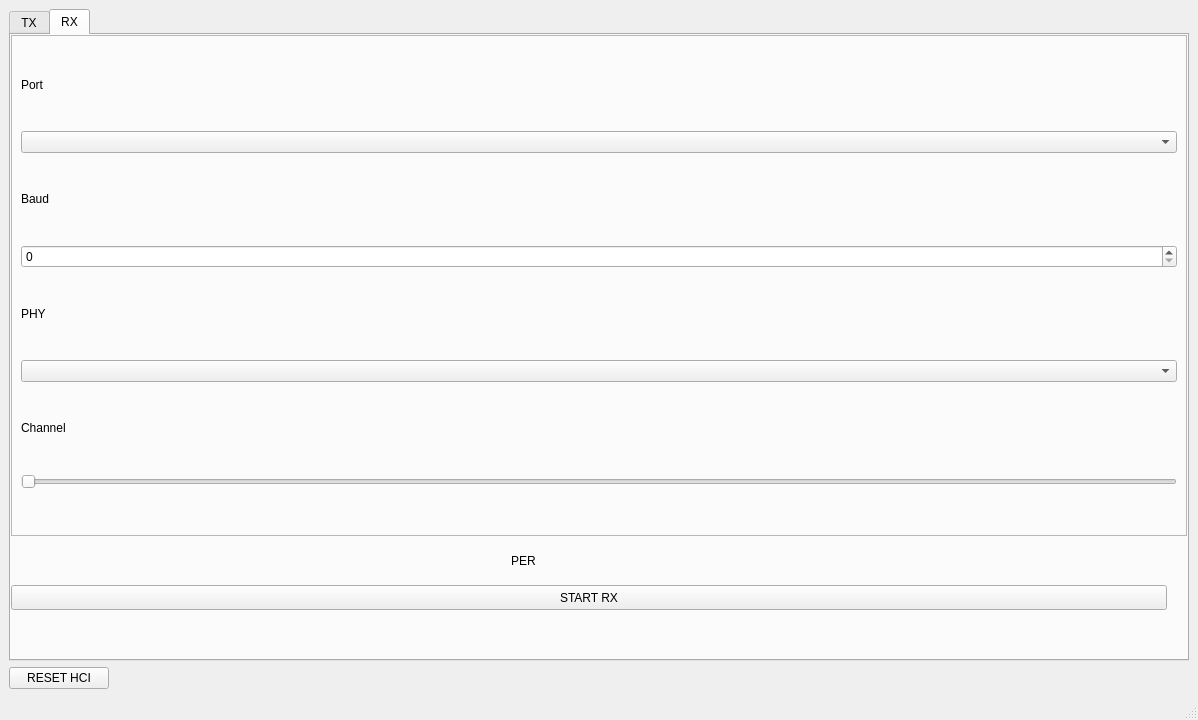
Old version of the form src/dtm/src/dtm_tool.ui in the repository Analog-Devices-MSDK/MAX-BLE-Toolkit.
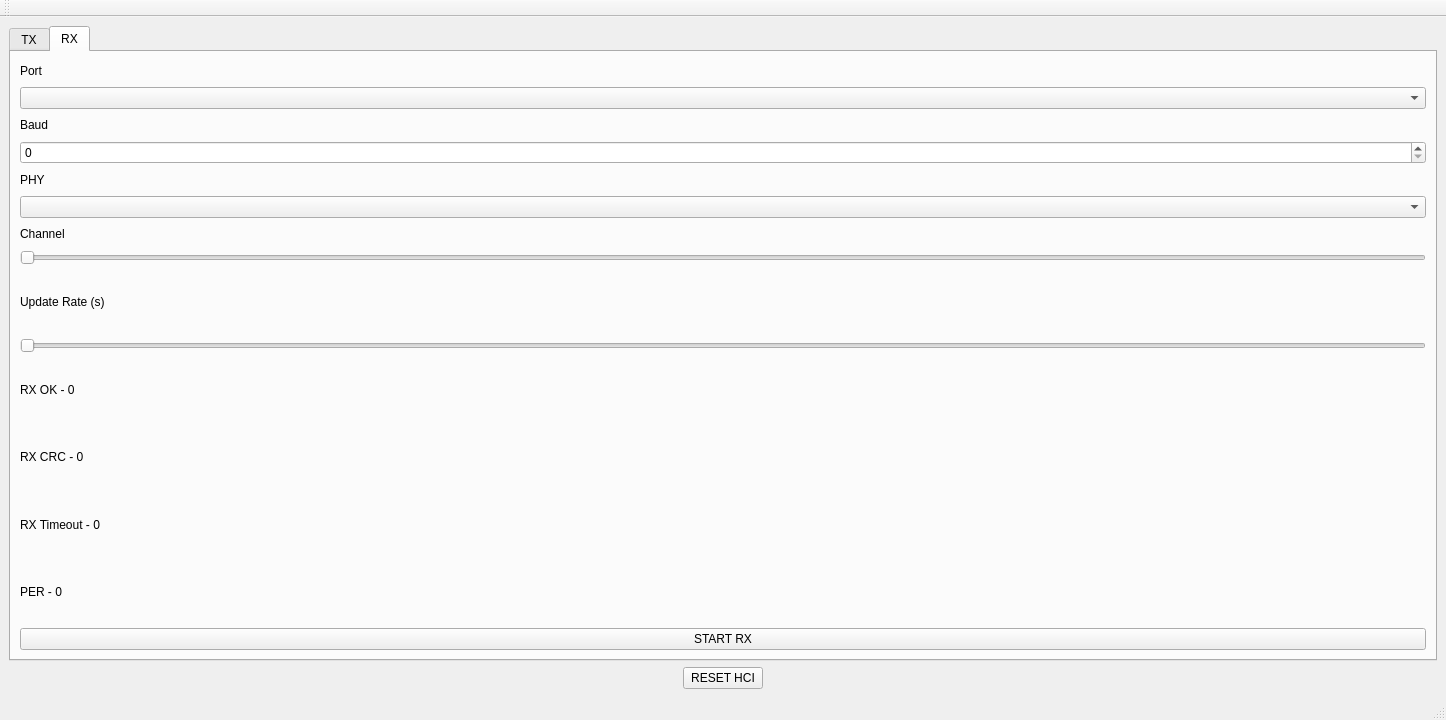
New version of the form.

Commit message: renamed dtm tool

Diff of the .ui file:
```diff
--- a/src/dtm/src/dtm_tool.ui
+++ b/src/dtm/src/dtm_tool.ui
@@ -6,7 +6,7 @@
    <rect>
     <x>0</x>
     <y>0</y>
-    <width>1198</width>
+    <width>1446</width>
     <height>720</height>
    </rect>
   </property>
@@ -216,21 +216,6 @@
            <attribute name="title">
             <string>RX</string>
            </attribute>
-           <widget class="QFrame" name="rx_input_frame">
-            <property name="geometry">
-             <rect>
-              <x>0</x>
-              <y>0</y>
-              <width>1176</width>
-              <height>501</height>
-             </rect>
-            </property>
-            <property name="frameShape">
-             <enum>QFrame::StyledPanel</enum>
-            </property>
-            <property name="frameShadow">
-             <enum>QFrame::Raised</enum>
-            </property>
             <layout class="QVBoxLayout" name="verticalLayout_5">
              <item>
               <widget class="QLabel" name="label_13">
@@ -311,42 +296,73 @@
                </property>
               </widget>
              </item>
-            </layout>
-           </widget>
+            <item>
+             <widget class="QLabel" name="update_rate_label">
+              <property name="text">
+               <string>Update Rate (s)</string>
+              </property>
+             </widget>
+            </item>
+            <item>
+             <widget class="QSlider" name="update_rate_slider">
+              <property name="minimum">
+               <number>5</number>
+              </property>
+              <property name="maximum">
+               <number>100</number>
+              </property>
+              <property name="singleStep">
+               <number>5</number>
+              </property>
+              <property name="orientation">
+               <enum>Qt::Horizontal</enum>
+              </property>
+             </widget>
+            </item>
+            <item>
+             <widget class="QLabel" name="rx_ok_label">
+              <property name="text">
+               <string>RX OK - 0</string>
+              </property>
+             </widget>
+            </item>
+            <item>
+             <widget class="QLabel" name="rx_crc_label">
+              <property name="text">
+               <string>RX CRC - 0</string>
+              </property>
+             </widget>
+            </item>
+            <item>
+             <widget class="QLabel" name="rx_timeout_label">
+              <property name="text">
+               <string>RX Timeout - 0</string>
+              </property>
+             </widget>
+            </item>
+            <item>
+             <widget class="QLabel" name="rx_per_label">
+              <property name="text">
+               <string>PER - 0</string>
+              </property>
+             </widget>
+            </item>
+            <item>
            <widget class="QPushButton" name="start_stop_btn_rx">
-            <property name="geometry">
-             <rect>
-              <x>0</x>
-              <y>550</y>
-              <width>1156</width>
-              <height>25</height>
-             </rect>
-            </property>
             <property name="text">
              <string>START RX</string>
             </property>
            </widget>
-           <widget class="QLabel" name="rx_per_label">
-            <property name="geometry">
-             <rect>
-              <x>500</x>
-              <y>510</y>
-              <width>181</width>
-              <height>31</height>
-             </rect>
-            </property>
-            <property name="text">
-             <string>PER</string>
-            </property>
-           </widget>
-          </widget>
-         </widget>
+            </item>
+           </layout>
+          </widget>
+         </widget>
         </item>
        </layout>
       </item>
      </layout>
     </item>
-    <item>
+    <item alignment="Qt::AlignHCenter">
      <widget class="QPushButton" name="reset_hci">
       <property name="maximumSize">
        <size>
@@ -372,6 +388,17 @@
    </property>
   </widget>
   <widget class="QStatusBar" name="statusbar"/>
+  <widget class="QToolBar" name="toolBar">
+   <property name="windowTitle">
+    <string>toolBar</string>
+   </property>
+   <attribute name="toolBarArea">
+    <enum>TopToolBarArea</enum>
+   </attribute>
+   <attribute name="toolBarBreak">
+    <bool>false</bool>
+   </attribute>
+  </widget>
  </widget>
  <resources/>
  <connections/>
```
Left out of the diff: 30 changed lines with no effect on the pictures. Lines whose indentation alone changed are shown as unchanged. The commit also changes 1 other file.
